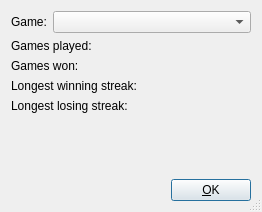
First picture: the form in gamestats.ui, repository KDE/kpat, before the edit.
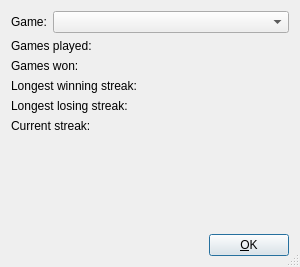
Second picture: the form after the edit.

Commit message: merged patch to implement "current streak" BUG: 114791

What changed in the file:
```diff
--- a/gamestats.ui
+++ b/gamestats.ui
@@ -8,8 +8,8 @@
    <rect>
     <x>0</x>
     <y>0</y>
-    <width>262</width>
-    <height>212</height>
+    <width>300</width>
+    <height>267</height>
    </rect>
   </property>
   <property name="windowTitle" >
@@ -78,7 +78,7 @@
        <property name="spacing" >
         <number>6</number>
        </property>
-       <item row="1" column="2" >
+       <item row="1" column="1" colspan="2" >
         <widget class="QLabel" name="Won" >
          <property name="text" >
           <string/>
@@ -99,13 +99,13 @@
          </property>
         </widget>
        </item>
-       <item row="3" column="1" >
+       <item row="3" column="1" colspan="2" >
         <widget class="QLabel" name="LooseStreak" >
          <property name="text" >
           <string/>
          </property>
          <property name="alignment" >
-          <set>Qt::AlignRight|Qt::AlignTrailing|Qt::AlignVCenter</set>
+          <set>Qt::AlignLeading|Qt::AlignLeft|Qt::AlignVCenter</set>
          </property>
         </widget>
        </item>
@@ -116,13 +116,13 @@
          </property>
         </widget>
        </item>
-       <item row="2" column="1" >
+       <item row="2" column="1" colspan="2" >
         <widget class="QLabel" name="WinStreak" >
          <property name="text" >
           <string/>
          </property>
          <property name="alignment" >
-          <set>Qt::AlignRight|Qt::AlignTrailing|Qt::AlignVCenter</set>
+          <set>Qt::AlignLeading|Qt::AlignLeft|Qt::AlignVCenter</set>
          </property>
         </widget>
        </item>
@@ -133,13 +133,27 @@
          </property>
         </widget>
        </item>
-       <item row="0" column="1" >
+       <item row="0" column="1" colspan="2" >
         <widget class="QLabel" name="Played" >
          <property name="text" >
           <string/>
          </property>
          <property name="alignment" >
-          <set>Qt::AlignRight|Qt::AlignTrailing|Qt::AlignVCenter</set>
+          <set>Qt::AlignLeading|Qt::AlignLeft|Qt::AlignVCenter</set>
+         </property>
+        </widget>
+       </item>
+       <item row="4" column="0" >
+        <widget class="QLabel" name="label" >
+         <property name="text" >
+          <string>Current streak:</string>
+         </property>
+        </widget>
+       </item>
+       <item row="4" column="1" colspan="2" >
+        <widget class="QLabel" name="CurrentStreak" >
+         <property name="text" >
+          <string/>
          </property>
         </widget>
        </item>
```
Left out of the diff: 3 changed lines with no effect on the pictures. The commit also changes 3 other files.
